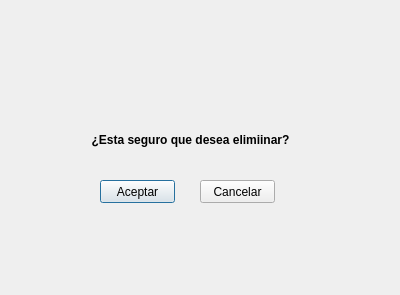
XoanCarlos/PEREZGONZALEZ, file venavisos.ui: the form before one commit.
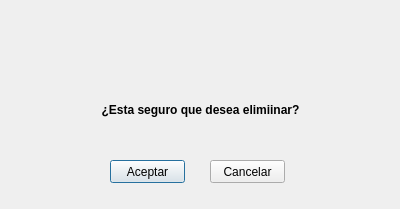
The form after the commit. Icons and pictures are not drawn.

Patch:
```diff
--- a/venavisos.ui
+++ b/venavisos.ui
@@ -7,7 +7,7 @@
     <x>0</x>
     <y>0</y>
     <width>400</width>
-    <height>295</height>
+    <height>209</height>
    </rect>
   </property>
   <property name="windowTitle">
@@ -17,7 +17,7 @@
    <property name="geometry">
     <rect>
      <x>170</x>
-     <y>40</y>
+     <y>20</y>
      <width>61</width>
      <height>61</height>
     </rect>
@@ -35,8 +35,8 @@
   <widget class="QPushButton" name="btnAceptaviso">
    <property name="geometry">
     <rect>
-     <x>100</x>
-     <y>180</y>
+     <x>110</x>
+     <y>160</y>
      <width>75</width>
      <height>23</height>
     </rect>
@@ -51,8 +51,8 @@
   <widget class="QPushButton" name="btnCancelaviso">
    <property name="geometry">
     <rect>
-     <x>200</x>
-     <y>180</y>
+     <x>210</x>
+     <y>160</y>
      <width>75</width>
      <height>23</height>
     </rect>
@@ -67,8 +67,8 @@
   <widget class="QLabel" name="lblMensaviso">
    <property name="geometry">
     <rect>
-     <x>80</x>
-     <y>130</y>
+     <x>90</x>
+     <y>100</y>
      <width>221</width>
      <height>20</height>
     </rect>
```
Left out of the diff: 3 changed lines with no effect on the pictures.
